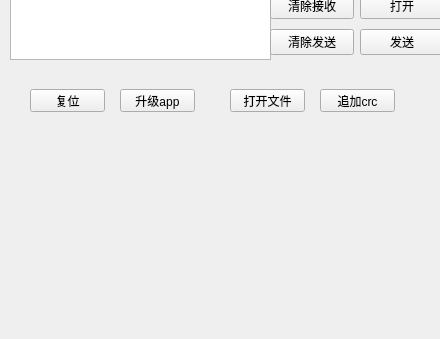
Above: serial_test/widget.ui from Puddingbl/qt_serial_test before the change; both pictures show x 0 to 440 and y 211 to 550 of the 440 by 550 pixel window. Below: the same form after it.
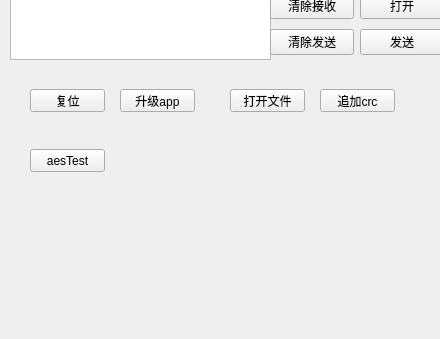
That is the form after the change.

The edit to the form file:
```diff
--- a/serial_test/widget.ui
+++ b/serial_test/widget.ui
@@ -300,6 +300,19 @@
     <string>追加crc</string>
    </property>
   </widget>
+  <widget class="QPushButton" name="pushButton_5">
+   <property name="geometry">
+    <rect>
+     <x>30</x>
+     <y>360</y>
+     <width>75</width>
+     <height>23</height>
+    </rect>
+   </property>
+   <property name="text">
+    <string>aesTest</string>
+   </property>
+  </widget>
  </widget>
  <resources/>
  <connections/>
```
